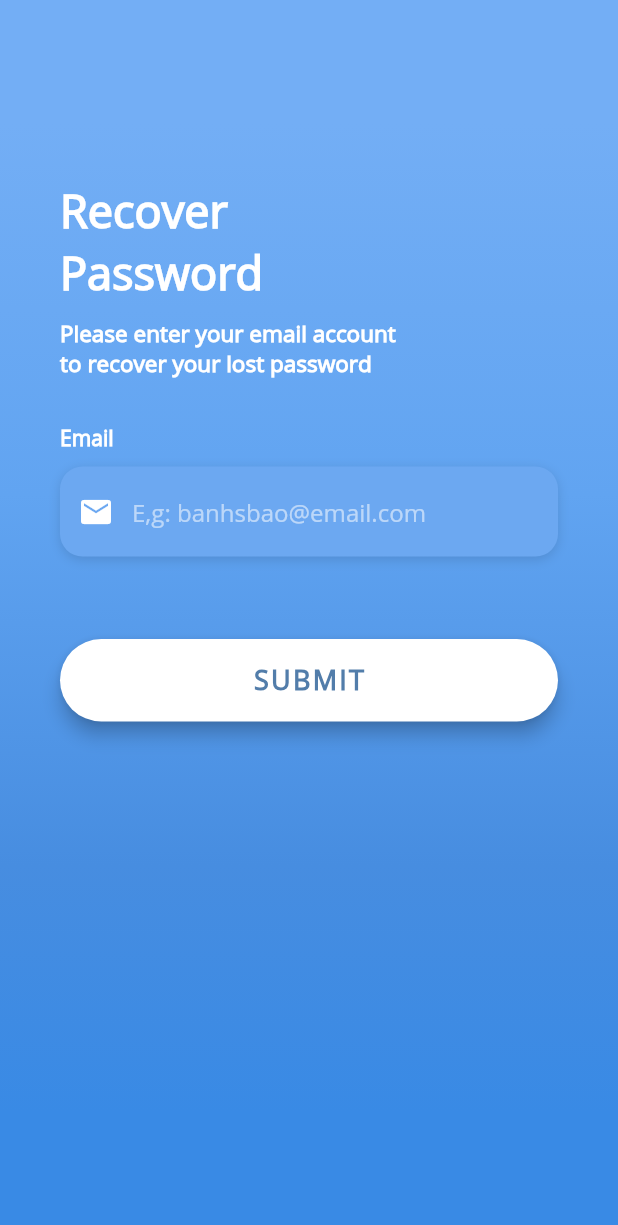
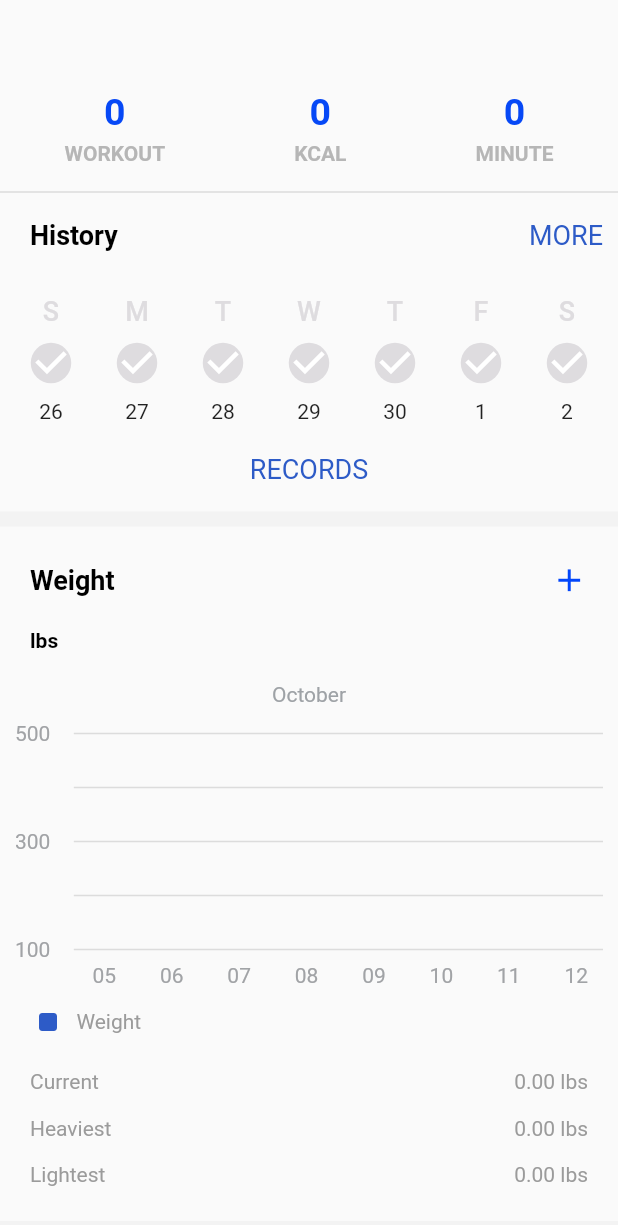
Before and after one commit to Ky7Org/weight-loss-consultant, a Flutter app: the screen it shows after launch, on a phone screen of 412 x 824 dp. Shown: the top 1225 px of the screen. Run offline on Flutter 3.47's test engine with Material 2 defaults, Android fonts, the light colour scheme and no system bars; missing offline and left inert: charcode.

Commit message:
mplement ui for repost screen

```diff
--- a/apps/weight-loss-consultant-mobile-hci-version/lib/main.dart
+++ b/apps/weight-loss-consultant-mobile-hci-version/lib/main.dart
@@ -3,12 +3,13 @@ import 'package:flutter/material.dart';
 import 'package:weight_loss_consultant_mobile_hci_version/screens/login_screen.dart';
 import 'package:weight_loss_consultant_mobile_hci_version/screens/recover_password.dart';
 import 'package:weight_loss_consultant_mobile_hci_version/screens/sign_up_screen.dart';
+import 'package:weight_loss_consultant_mobile_hci_version/screens/report_screen.dart';
 
 void main(){
   runApp(MaterialApp(
     initialRoute: "/",
     routes: {
-      "/": (context) => RecoverScreen(),
+      "/": (context) => const ReportScreen( ),
     },
   ));
 }
--- /dev/null
+++ b/apps/weight-loss-consultant-mobile-hci-version/lib/screens/report_screen.dart
@@ -0,0 +1,590 @@
+import 'package:flutter/cupertino.dart';
+import 'package:flutter/material.dart';
+import "package:charcode/html_entity.dart";
+
+
+class ReportScreen extends StatefulWidget {
+  const ReportScreen({Key? key}) : super(key: key);
+
+  @override
+  _ReportScreenState createState() => _ReportScreenState();
+}
+
+class _ReportScreenState extends State<ReportScreen> {
+  @override
+  Widget build(BuildContext context) {
+    return Scaffold(
+        body: SingleChildScrollView(
+      child: GestureDetector(
+        onTap: () => FocusScope.of(context).unfocus(),
+        child: Stack(
+          children: <Widget>[
+            Container(
+              padding: const EdgeInsets.symmetric(vertical: 60),
+              child: Column(
+                children: [
+                  Row(
+                    mainAxisAlignment: MainAxisAlignment.spaceAround,
+                    children: [
+                      Column(
+                        children: const <Widget>[
+                          Text(
+                            '0',
+                            style: TextStyle(
+                                color: Color(0xFF0648F6),
+                                fontSize: 25,
+                                fontWeight: FontWeight.bold),
+                          ),
+                          SizedBox(
+                            height: 5,
+                          ),
+                          Text(
+                            'WORKOUT',
+                            style: TextStyle(
+                                color: Color(0xFFB6B6B6),
+                                fontWeight: FontWeight.w600),
+                          )
+                        ],
+                      ),
+                      Column(
+                        children: const <Widget>[
+                          Text(
+                            '0',
+                            style: TextStyle(
+                                color: Color(0xFF0648F6),
+                                fontSize: 25,
+                                fontWeight: FontWeight.bold),
+                          ),
+                          SizedBox(
+                            height: 5,
+                          ),
+                          Text(
+                            'KCAL',
+                            style: TextStyle(
+                                color: Color(0xFFB6B6B6),
+                                fontWeight: FontWeight.w600),
+                          )
+                        ],
+                      ),
+                      Column(
+                        children: const <Widget>[
+                          Text(
+                            '0',
+                            style: TextStyle(
+                                color: Color(0xFF0648F6),
+                                fontSize: 25,
+                                fontWeight: FontWeight.bold),
+                          ),
+                          SizedBox(
+                            height: 5,
+                          ),
+                          Text(
+                            'MINUTE',
+                            style: TextStyle(
+                                color: Color(0xFFB6B6B6),
+                                fontWeight: FontWeight.w600),
+                          )
+                        ],
+                      ),
+                    ],
+                  ),
+                  const SizedBox(height: 10),
+                  const Divider(
+                    thickness: 1,
+                  ),
+                  Padding(
+                    padding: const EdgeInsets.fromLTRB(20, 10, 10, 20),
+                    child: Row(
+                      mainAxisAlignment: MainAxisAlignment.spaceBetween,
+                      children: const [
+                        Text(
+                          'History',
+                          style: TextStyle(
+                            color: Colors.black,
+                            fontWeight: FontWeight.bold,
+                            fontSize: 18,
+                          ),
+                        ),
+                        Text(
+                          'MORE',
+                          style: TextStyle(
+                            color: Color(0xFF2D5BC7),
+                            fontSize: 18,
+                          ),
+                        )
+                      ],
+                    ),
+                  ),
+                  Padding(
+                    padding: const EdgeInsets.fromLTRB(10, 10, 10, 10),
+                    child: Row(
+                      mainAxisAlignment: MainAxisAlignment.spaceBetween,
+                      children: [
+                        Column(
+                          children: [
+                            const Text(
+                              'S',
+                              style: TextStyle(
+                                  color: Color(0xFFDEDCDF),
+                                  fontSize: 18,
+                                  fontWeight: FontWeight.w500),
+                            ),
+                            Transform.scale(
+                              scale: 1.5,
+                              child: Checkbox(
+                                value: true,
+                                onChanged: (bool? value) {
+                                  return null;
+                                },
+                                activeColor: Color(0xFFDEDCDF),
+                                shape: CircleBorder(),
+                              ),
+                            ),
+                            Text('26')
+                          ],
+                        ),
+                        Column(
+                          children: [
+                            const Text(
+                              'M',
+                              style: TextStyle(
+                                  color: Color(0xFFDEDCDF),
+                                  fontSize: 18,
+                                  fontWeight: FontWeight.w500),
+                            ),
+                            Transform.scale(
+                              scale: 1.5,
+                              child: Checkbox(
+                                value: true,
+                                onChanged: (bool? value) {
+                                  return null;
+                                },
+                                activeColor: Color(0xFFDEDCDF),
+                                shape: CircleBorder(),
+                              ),
+                            ),
+                            Text('27')
+                          ],
+                        ),
+                        Column(
+                          children: [
+                            const Text(
+                              'T',
+                              style: TextStyle(
+                                  color: Color(0xFFDEDCDF),
+                                  fontSize: 18,
+                                  fontWeight: FontWeight.w500),
+                            ),
+                            Transform.scale(
+                              scale: 1.5,
+                              child: Checkbox(
+                                value: true,
+                                onChanged: (bool? value) {
+                                  return null;
+                                },
+                                activeColor: Color(0xFFDEDCDF),
+                                shape: CircleBorder(),
+                              ),
+                            ),
+                            Text('28')
+                          ],
+                        ),
+                        Column(
+                          children: [
+                            const Text(
+                              'W',
+                              style: TextStyle(
+                                  color: Color(0xFFDEDCDF),
+                                  fontSize: 18,
+                                  fontWeight: FontWeight.w500),
+                            ),
+                            Transform.scale(
+                              scale: 1.5,
+                              child: Checkbox(
+                                value: true,
+                                onChanged: (bool? value) {
+                                  return null;
+                                },
+                                activeColor: Color(0xFFDEDCDF),
+                                shape: CircleBorder(),
+                              ),
+                            ),
+                            Text('29')
+                          ],
+                        ),
+                        Column(
+                          children: [
+                            const Text(
+                              'T',
+                              style: TextStyle(
+                                  color: Color(0xFFDEDCDF),
+                                  fontSize: 18,
+                                  fontWeight: FontWeight.w500),
+                            ),
+                            Transform.scale(
+                              scale: 1.5,
+                              child: Checkbox(
+                                value: true,
+                                onChanged: (bool? value) {
+                                  return null;
+                                },
+                                activeColor: Color(0xFFDEDCDF),
+                                shape: CircleBorder(),
+                              ),
+                            ),
+                            Text('30')
+                          ],
+                        ),
+                        Column(
+                          children: [
+                            const Text(
+                              'F',
+                              style: TextStyle(
+                                  color: Color(0xFFDEDCDF),
+                                  fontSize: 18,
+                                  fontWeight: FontWeight.w500),
+                            ),
+                            Transform.scale(
+                              scale: 1.5,
+                              child: Checkbox(
+                                value: true,
+                                onChanged: (bool? value) {
+                                  return null;
+                                },
+                                activeColor: Color(0xFFDEDCDF),
+                                shape: CircleBorder(),
+                              ),
+                            ),
+                            Text('1')
+                          ],
+                        ),
+                        Column(
+                          children: [
+                            const Text(
+                              'S',
+                              style: TextStyle(
+                                  color: Color(0xFFDEDCDF),
+                                  fontSize: 18,
+                                  fontWeight: FontWeight.w500),
+                            ),
+                            Transform.scale(
+                              scale: 1.5,
+                              child: Checkbox(
+                                value: true,
+                                onChanged: (bool? value) {
+                                  return null;
+                                },
+                                activeColor: Color(0xFFDEDCDF),
+                                shape: CircleBorder(),
+                              ),
+                            ),
+                            Text('2')
+                          ],
+                        ),
+                      ],
+                    ),
+                  ),
+                  SizedBox(
+                    height: 10,
+                  ),
+                  Row(
+                    mainAxisAlignment: MainAxisAlignment.center,
+                    children: [
+                      Text(
+                        'RECORDS',
+                        style: TextStyle(
+                          color: Color(0xFF2D5BC7),
+                          fontSize: 18,
+                        ),
+                      )
+                    ],
+                  ),
+                  SizedBox(
+                    height: 15,
+                  ),
+                  Divider(
+                    thickness: 10,
+                    color: Color(0xFFF3F3F3),
+                  ),
+                  Padding(
+                    padding: EdgeInsets.symmetric(vertical: 20, horizontal: 20),
+                    child: Column(
+                      children: [
+                        Row(
+                          mainAxisAlignment: MainAxisAlignment.spaceBetween,
+                          children: [
+                            Text(
+                              'Weight',
+                              style: TextStyle(
+                                color: Colors.black,
+                                fontWeight: FontWeight.bold,
+                                fontSize: 18,
+                              ),
+                            ),
+                            Icon(Icons.add, color: Color(0xFF0246FA), size: 25),
+                          ],
+                        ),
+                        SizedBox(
+                          height: 20,
+                        ),
+                        Row(
+                          mainAxisAlignment: MainAxisAlignment.start,
+                          children: [
+                            Text(
+                              'lbs',
+                              style: TextStyle(
+                                  color: Colors.black,
+                                  fontWeight: FontWeight.bold),
+                            )
+                          ],
+                        ),
+                      ],
+                    ),
+                  ),
+                  Text(
+                    'October',
+                    style: TextStyle(color: Color(0xFF9EA2A6)),
+                  ),
+                  Padding(
+                    padding: EdgeInsets.all(10),
+                    child: Row(
+                      children: [
+                        Expanded(
+                          flex: 1,
+                          child: Text(
+                            '500',
+                            style: TextStyle(color: Color(0xFFA1A3A6)),
+                          ),
+                        ),
+                        Expanded(
+                            flex: 9,
+                            child: Divider(
+                              thickness: 1,
+                            )),
+                      ],
+                    ),
+                  ),
+                  Padding(
+                    padding: EdgeInsets.all(10),
+                    child: Row(
+                      children: [
+                        Expanded(
+                          flex: 1,
+                          child: Text(
+                            '  ',
+                            style: TextStyle(color: Color(0xFFA1A3A6)),
+                          ),
+                        ),
+                        Expanded(
+                            flex: 9,
+                            child: Divider(
+                              thickness: 1,
+                            )),
+                      ],
+                    ),
+                  ),
+                  Padding(
+                    padding: EdgeInsets.all(10),
+                    child: Row(
+                      children: [
+                        Expanded(
+                          flex: 1,
+                          child: Text(
+                            '300',
+                            style: TextStyle(color: Color(0xFFA1A3A6)),
+                          ),
+                        ),
+                        Expanded(
+                            flex: 9,
+                            child: Divider(
+                              thickness: 1,
+                            )),
+                      ],
+                    ),
+                  ),
+                  Padding(
+                    padding: EdgeInsets.all(10),
+                    child: Row(
+                      children: [
+                        Expanded(
+                          flex: 1,
+                          child: Text(
+                            '  ',
+                            style: TextStyle(color: Color(0xFFA1A3A6)),
+                          ),
+                        ),
+                        Expanded(
+                            flex: 9,
+                            child: Divider(
+                              thickness: 1,
+                            )),
+                      ],
+                    ),
+                  ),
+                  Padding(
+                    padding: EdgeInsets.fromLTRB(10, 10, 10, 0),
+                    child: Row(
+                      children: [
+                        Expanded(
+                          flex: 1,
+                          child: Text(
+                            '100',
+                            style: TextStyle(color: Color(0xFFA1A3A6)),
+                          ),
+                        ),
+                        Expanded(
+                            flex: 9,
+                            child: Divider(
+                              thickness: 1,
+                            )),
+                      ],
+                    ),
+                  ),
+                  Padding(
+                    padding: EdgeInsets.fromLTRB(25, 1, 20, 1),
+                    child: Row(
+                      children: [
+                        Expanded(
+                          flex: 1,
+                          child: Text(
+                            '  ',
+                            style: TextStyle(color: Color(0xFFA1A3A6)),
+                          ),
+                        ),
+                        Expanded(
+                            flex: 9,
+                            child: Row(
+                              mainAxisAlignment: MainAxisAlignment.spaceBetween,
+                              children: [
+                                Text(
+                                  '05',
+                                  style: TextStyle(color: Color(0xFFA1A3A6)),
+                                ),
+                                Text(
+                                  '06',
+                                  style: TextStyle(color: Color(0xFFA1A3A6)),
+                                ),
+                                Text(
+                                  '07',
+                                  style: TextStyle(color: Color(0xFFA1A3A6)),
+                                ),
+                                Text(
+                                  '08',
+                                  style: TextStyle(color: Color(0xFFA1A3A6)),
+                                ),
+                                Text(
+                                  '09',
+                                  style: TextStyle(color: Color(0xFFA1A3A6)),
+                                ),
+                                Text(
+                                  '10',
+                                  style: TextStyle(color: Color(0xFFA1A3A6)),
+                                ),
+                                Text(
+                                  '11',
+                                  style: TextStyle(color: Color(0xFFA1A3A6)),
+                                ),
+                                Text(
+                                  '12',
+                                  style: TextStyle(color: Color(0xFFA1A3A6)),
+                                ),
+                              ],
+                            )),
+                      ],
+                    ),
+                  ),
+                  Padding(
+                    padding: EdgeInsets.fromLTRB(20, 10, 20, 20),
+                    child: Row(
+                      children: [
+                        Icon(
+                          Icons.stop_rounded,
+                          color: Color(0xFF2D5BC7),
+                        ),
+                        Text('  Weight',
+                            style: TextStyle(color: Color(0xFF9B9B9B)))
+                      ],
+                    ),
+                  ),
+                  Padding(
+                    padding: EdgeInsets.fromLTRB(20, 0, 20, 15),
+                    child: Row(
+                      mainAxisAlignment: MainAxisAlignment.spaceBetween,
+                      children: [
+                        Text('Current',
+                            style: TextStyle(color: Color(0xFF9B9B9B))),
+                        Text('0.00 lbs',
+                            style: TextStyle(color: Color(0xFF9B9B9B)))
+                      ],
+                    ),
+                  ),
+                  Padding(
+                    padding: EdgeInsets.fromLTRB(20, 0, 20, 15),
+                    child: Row(
+                      mainAxisAlignment: MainAxisAlignment.spaceBetween,
+                      children: [
+                        Text('Heaviest',
+                            style: TextStyle(color: Color(0xFF9B9B9B))),
+                        Text('0.00 lbs',
+                            style: TextStyle(color: Color(0xFF9B9B9B)))
+                      ],
+                    ),
+                  ),
+                  Padding(
+                    padding: EdgeInsets.fromLTRB(20, 0, 20, 20),
+                    child: Row(
+                      mainAxisAlignment: MainAxisAlignment.spaceBetween,
+                      children: [
+                        Text('Lightest',
+                            style: TextStyle(color: Color(0xFF9B9B9B))),
+                        Text('0.00 lbs',
+                            style: TextStyle(color: Color(0xFF9B9B9B)))
+                      ],
+                    ),
+                  ),
+                  Divider(
+                    thickness: 10,
+                    color: Color(0xFFF3F3F3),
+                  ),
+                  Padding(padding: EdgeInsets.symmetric(vertical: 10, horizontal:20),
+                  child: Row(
+                    mainAxisAlignment: MainAxisAlignment.spaceBetween,
+                    children: [
+                      Text('BMI(kg/m2)', style: TextStyle(
+                        fontWeight: FontWeight.bold,
+                      ),),
+                      Text(
+                        'EDIT',
+                        style: TextStyle(
+                          color: Color(0xFF2D5BC7),
+                        ),
+                      )
+                    ],
+                  ),),
+                  Divider(
+                    thickness: 1,
+                  ),
+                  Padding(padding: EdgeInsets.symmetric(vertical: 10, horizontal:20),
+                    child: Row(
+                      mainAxisAlignment: MainAxisAlignment.spaceBetween,
+                      children: [
+                        Text('Height', style: TextStyle(
+                          fontWeight: FontWeight.bold,
+                        ),),
+                        Text(
+                          'EDIT',
+                          style: TextStyle(
+                            color: Color(0xFF2D5BC7),
+                          ),
+                        )
+                      ],
+                    ),)
+                ],
+              ),
+            )
+          ],
+        ),
+      ),
+    ));
+  }
+}
```
